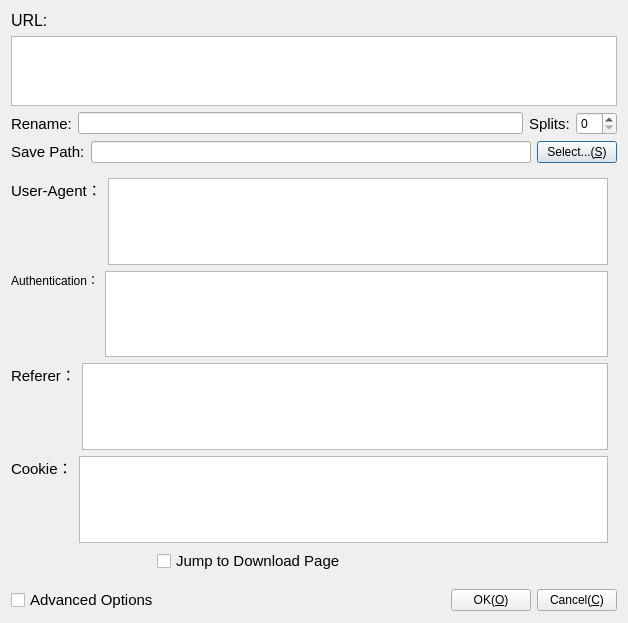
This is src/NewDownloadDialog.ui in L-Super/FlowD as Qt 5 draws it before an edit. The edited form follows.
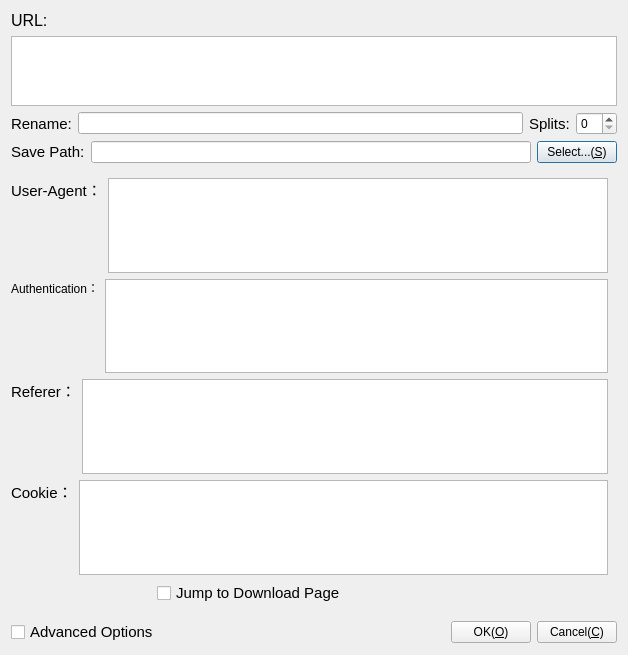
This is the edited form.

The edit to the form file:
```diff
--- a/src/NewDownloadDialog.ui
+++ b/src/NewDownloadDialog.ui
@@ -7,7 +7,7 @@
     <x>0</x>
     <y>0</y>
     <width>628</width>
-    <height>623</height>
+    <height>655</height>
    </rect>
   </property>
   <property name="windowTitle">
```
Left out of the diff: 2 changed lines with no effect on the pictures.
